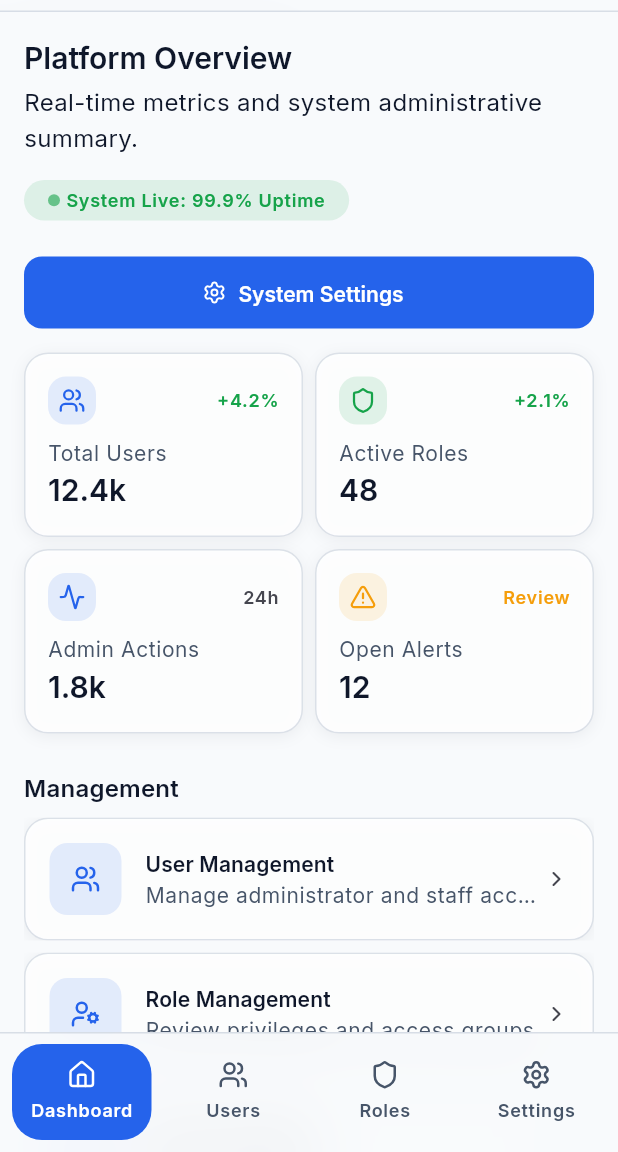
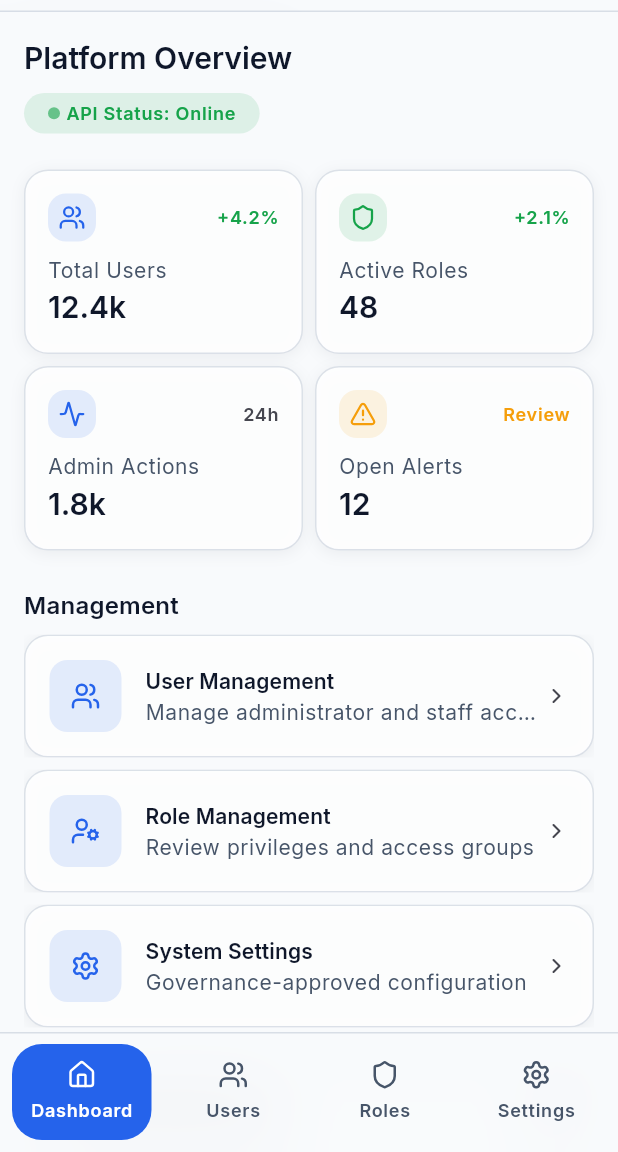
Before and after one commit to khakho3/civic_voice, a Flutter app: the screen it shows after launch, on a phone screen of 412 x 824 dp, the part 84-1236 px from its top. Run offline on Flutter 3.47's test engine with Material 3 defaults, Android fonts, the phone set to English and light mode, and no system bars; our stand-ins replace google_fonts, lucide_icons_flutter; accounts and stored records are empty.

Commit message:
feat(admin): implement confirmation dialogs for critical actions and update API status display

```diff
--- a/lib/features/admin/models/admin_dashboard_data.dart
+++ b/lib/features/admin/models/admin_dashboard_data.dart
@@ -34,12 +34,16 @@ class AdminActivityItem {
 /// Data backing ADM-001 Admin Dashboard's loaded state.
 class AdminDashboardData {
   const AdminDashboardData({
-    required this.uptimePercent,
+    required this.apiStatusOnline,
     required this.stats,
     required this.activity,
   });
 
-  final num uptimePercent;
+  /// Whether the platform API is reporting healthy. Replaces the original
+  /// uptime-percentage display ("System Live: 99.9% Uptime") — Francis's
+  /// call: the percentage was "making things look too much" for what's
+  /// meant to be a glanceable status badge, not a metric.
+  final bool apiStatusOnline;
   final AdminDashboardStats stats;
   final List<AdminActivityItem> activity;
 
@@ -48,7 +52,7 @@ class AdminDashboardData {
   /// is wired up.
   static AdminDashboardData mock() {
     return const AdminDashboardData(
-      uptimePercent: 99.9,
+      apiStatusOnline: true,
       stats: AdminDashboardStats(
         totalUsers: 12400,
         totalUsersChangePercent: 4.2,
--- a/lib/features/admin/screens/admin_dashboard_screen.dart
+++ b/lib/features/admin/screens/admin_dashboard_screen.dart
@@ -25,12 +25,21 @@ import '../widgets/admin_scaffold.dart';
 /// header's leading glyph is the CivicVoice logo mark, not a hamburger
 /// drawer trigger — see [AdminScaffold]'s own doc comment.
 ///
-/// Offline/Error/Unauthorized keep the "Platform Overview" title, subtitle,
-/// and uptime badge visible but visually de-emphasized (confirmed against
-/// the approved frames — that block noticeably lightens in contrast versus
-/// Default) while everything below it — the System Settings CTA, stat
-/// cards, Management list, and Activity Monitoring — is replaced by a
-/// single [AppStateMessage].
+/// Offline/Error/Unauthorized keep the "Platform Overview" title and API
+/// status badge visible but visually de-emphasized (confirmed against the
+/// approved frames — that block noticeably lightens in contrast versus
+/// Default) while everything below it — stat cards, Management list, and
+/// Activity Monitoring — is replaced by a single [AppStateMessage].
+///
+/// Two post-launch revisions on top of the approved frame:
+/// - The top "System Settings" CTA button was dropped — it pointed at the
+///   exact same destination as the Management row's own "System Settings"
+///   entry, one screen down, with nothing distinguishing when you'd use
+///   one over the other.
+/// - The subtitle ("Real-time metrics and system administrative
+///   summary.") was dropped, and the uptime badge ("System Live: 99.9%
+///   Uptime") was replaced with a plain API Status badge in that same
+///   spot — see [AdminDashboardData.apiStatusOnline]'s own doc comment.
 enum AdminDashboardViewState { loading, loaded, offline, error, unauthorized }
 
 class AdminDashboardScreen extends StatefulWidget {
@@ -52,10 +61,7 @@ class AdminDashboardScreen extends StatefulWidget {
   final VoidCallback? onNavigateToUsers;
   final VoidCallback? onNavigateToRoles;
 
-  /// Also the destination for the top "System Settings" CTA button — both
-  /// point at the same ADM-007 screen, so they share one callback rather
-  /// than the frame's two different icons (gear on the CTA, sliders on the
-  /// row) implying two different destinations.
+  /// Also the destination for the matching "Management" row.
   final VoidCallback? onNavigateToSettings;
 
   /// Opens ADM-006 System Activity — the spec'd destination for "View
@@ -156,13 +162,8 @@ class _DashboardBody extends StatelessWidget {
             crossAxisAlignment: CrossAxisAlignment.start,
             children: [
               Text('Platform Overview', style: textTheme.headlineSmall),
-              const SizedBox(height: 2),
-              Text(
-                'Real-time metrics and system administrative summary.',
-                style: textTheme.bodyMedium,
-              ),
-              const SizedBox(height: AppSpacing.md),
-              _UptimeBadge(uptimePercent: data.uptimePercent),
+              const SizedBox(height: AppSpacing.sm),
+              _ApiStatusBadge(online: data.apiStatusOnline),
             ],
           ),
         ),
@@ -199,7 +200,7 @@ class _DashboardBody extends StatelessWidget {
             message:
                 'The administrative dashboard service could not return '
                 'system data right now.',
-            primaryActionLabel: 'Try again',
+            primaryActionLabel: 'Retry',
             onPrimaryAction: onRetry,
             primaryActionColor: AppColors.error,
             bordered: true,
@@ -219,32 +220,33 @@ class _DashboardBody extends StatelessWidget {
   }
 }
 
-class _UptimeBadge extends StatelessWidget {
-  const _UptimeBadge({required this.uptimePercent});
+class _ApiStatusBadge extends StatelessWidget {
+  const _ApiStatusBadge({required this.online});
 
-  final num uptimePercent;
+  final bool online;
 
   @override
   Widget build(BuildContext context) {
+    final color = online ? AppColors.statusResolved : AppColors.error;
     return Container(
       padding: const EdgeInsets.symmetric(
         horizontal: AppSpacing.md,
         vertical: AppSpacing.xs,
       ),
       decoration: BoxDecoration(
-        color: AppColors.statusResolved.withValues(alpha: 0.12),
+        color: color.withValues(alpha: 0.12),
         borderRadius: AppRadius.allXl,
       ),
       child: Row(
         mainAxisSize: MainAxisSize.min,
         children: [
-          const _BreathingDot(),
+          _BreathingDot(color: color),
           const SizedBox(width: AppSpacing.xs),
           Flexible(
             child: Text(
-              'System Live: $uptimePercent% Uptime',
+              'API Status: ${online ? 'Online' : 'Offline'}',
               style: Theme.of(context).textTheme.labelMedium?.copyWith(
-                color: AppColors.statusResolved,
+                color: color,
                 fontWeight: AppFontWeight.semiBold,
               ),
               maxLines: 1,
@@ -257,12 +259,14 @@ class _UptimeBadge extends StatelessWidget {
   }
 }
 
-/// A slow, gentle opacity pulse on the "System Live" dot — reads as an
+/// A slow, gentle opacity pulse on the API status dot — reads as an
 /// ambient "this is a live status, still updating" signal rather than the
 /// loading skeleton's much faster shimmer (that one signals "content is
 /// still arriving"; this one signals "content is current and alive").
 class _BreathingDot extends StatefulWidget {
-  const _BreathingDot();
+  const _BreathingDot({required this.color});
+
+  final Color color;
 
   @override
   State<_BreathingDot> createState() => _BreathingDotState();
@@ -286,23 +290,24 @@ class _BreathingDotState extends State<_BreathingDot>
     final reduceMotion =
         MediaQuery.maybeOf(context)?.disableAnimations ?? false;
     if (reduceMotion) {
-      return const _Dot(opacity: 1);
+      return _Dot(opacity: 1, color: widget.color);
     }
     return AnimatedBuilder(
       animation: _controller,
       builder: (context, _) {
         final opacity =
             0.35 + (Curves.easeInOut.transform(_controller.value) * 0.65);
-        return _Dot(opacity: opacity);
+        return _Dot(opacity: opacity, color: widget.color);
       },
     );
   }
 }
 
 class _Dot extends StatelessWidget {
-  const _Dot({required this.opacity});
+  const _Dot({required this.opacity, required this.color});
 
   final double opacity;
+  final Color color;
 
   @override
   Widget build(BuildContext context) {
@@ -311,10 +316,7 @@ class _Dot extends StatelessWidget {
       child: Container(
         width: 8,
         height: 8,
-        decoration: const BoxDecoration(
-          color: AppColors.statusResolved,
-          shape: BoxShape.circle,
-        ),
+        decoration: BoxDecoration(color: color, shape: BoxShape.circle),
       ),
     );
   }
@@ -347,15 +349,6 @@ class _LoadedContent extends StatelessWidget {
     return Column(
       crossAxisAlignment: CrossAxisAlignment.start,
       children: [
-        SizedBox(
-          width: double.infinity,
-          child: FilledButton.icon(
-            onPressed: onNavigateToSettings,
-            icon: const Icon(AppIcons.settings, size: AppIconSize.sm),
-            label: const Text('System Settings'),
-          ),
-        ),
-        const SizedBox(height: AppSpacing.md),
         IntrinsicHeight(
           child: Row(
             crossAxisAlignment: CrossAxisAlignment.stretch,
@@ -714,12 +707,8 @@ class _LoadingSkeletonState extends State<_LoadingSkeleton>
       children: [
         block(height: 24, width: 200),
         const SizedBox(height: AppSpacing.sm),
-        block(height: 16, width: 260),
-        const SizedBox(height: AppSpacing.md),
         block(height: 32, width: 180, radius: 20),
         const SizedBox(height: AppSpacing.lg),
-        block(height: 48, radius: 12),
-        const SizedBox(height: AppSpacing.md),
         IntrinsicHeight(
           child: Row(
             crossAxisAlignment: CrossAxisAlignment.stretch,
--- a/lib/features/admin/screens/admin_user_details_screen.dart
+++ b/lib/features/admin/screens/admin_user_details_screen.dart
@@ -3,6 +3,7 @@ import 'package:flutter/material.dart';
 import '../../../core/theme/app_theme.dart';
 import '../../../models/app_role.dart';
 import '../../../widgets/app_state_message.dart';
+import '../../../widgets/confirm_dialog.dart';
 import '../models/admin_role_management_data.dart';
 import '../models/admin_user_management_data.dart';
 import '../widgets/admin_scaffold.dart';
@@ -126,7 +127,20 @@ class _AdminUserDetailsScreenState extends State<AdminUserDetailsScreen> {
     });
   }
 
-  void _save() {
+  Future<void> _save() async {
+    final roleChanged = _role != widget.user.role;
+    final confirmed = await showConfirmDialog(
+      context,
+      title: 'Save access changes?',
+      message: roleChanged
+          ? '${widget.user.name}\'s role will change to ${_role.label} '
+                'and their account status will be updated.'
+          : '${widget.user.name}\'s account status will be updated.',
+      confirmLabel: 'Save Changes',
+      destructive: roleChanged,
+    );
+    if (!confirmed || !mounted) return;
+
     final updated = widget.user.copyWith(
       role: _role,
       status: _status,
--- a/lib/features/admin/widgets/admin_scaffold.dart
+++ b/lib/features/admin/widgets/admin_scaffold.dart
@@ -90,12 +90,35 @@ class AdminScaffold extends StatelessWidget {
     this.onOpenSystemActivity,
     this.onOpenProfile,
     this.headerTitle,
+    this.hideBottomNav = false,
   });
 
   final Widget body;
-  final AdminTab selectedTab;
+
+  /// Which tab the bottom nav highlights — null shows none selected. Only
+  /// a screen that's a tab's own root, or an exclusive drill-down from
+  /// exactly one tab's own list (ADM-003 User Details, only ever reached
+  /// by tapping a row in ADM-002 User Management), passes a real value.
+  /// A screen reachable from more than one place, or from the drawer only
+  /// — ADM-006 System Activity (Dashboard's card *and* every screen's
+  /// drawer) and ADM-008 Admin Profile (drawer only) — passes null:
+  /// highlighting a tab it doesn't actually belong to would just tell the
+  /// user they're somewhere they're not.
+  final AdminTab? selectedTab;
+
+  /// Left unwired by every caller — there's no Notifications screen
+  /// anywhere in the eight-screen ADM-00x spec, matching the Ministry
+  /// Supervisor and Municipal Officer modules' own precedent of leaving
+  /// this stub for now rather than inventing a destination.
   final VoidCallback? onNotificationsTap;
   final ValueChanged<AdminTab>? onTabSelected;
+
+  /// Hides the floating bottom nav outright, same as it already hides
+  /// while the keyboard is up — for a screen mid-edit (ADM-008 Admin
+  /// Profile's own edit mode) where navigating away via the nav bar
+  /// mid-form is more likely a mistake than an intent, and where it would
+  /// otherwise sit directly on top of that screen's own sticky Save bar.
+  final bool hideBottomNav;
 
   /// Opens ADM-006 System Activity — reachable from the drawer on every
   /// screen (Dashboard's own "Activity Monitoring" card is a second,
@@ -146,7 +169,7 @@ class AdminScaffold extends StatelessWidget {
                 titleOverride: headerTitle,
               ),
             ),
-            if (!keyboardVisible)
+            if (!keyboardVisible && !hideBottomNav)
               Align(
                 alignment: Alignment.bottomCenter,
                 child: _BottomNav(
@@ -168,7 +191,7 @@ class _Header extends StatelessWidget {
     this.titleOverride,
   });
 
-  final AdminTab tab;
+  final AdminTab? tab;
   final VoidCallback? onNotificationsTap;
   final String? titleOverride;
 
@@ -212,7 +235,7 @@ class _Header extends StatelessWidget {
                           ),
                         )
                       : Text(
-                          titleOverride ?? tab.headerTitle,
+                          titleOverride ?? tab?.headerTitle ?? '',
                           style: textTheme.titleMedium,
                           maxLines: 1,
                           overflow: TextOverflow.ellipsis,
@@ -356,7 +379,7 @@ class _DrawerItem extends StatelessWidget {
 class _BottomNav extends StatelessWidget {
   const _BottomNav({required this.selected, this.onSelected});
 
-  final AdminTab selected;
+  final AdminTab? selected;
   final ValueChanged<AdminTab>? onSelected;
 
   @override
```
Also changed, not shown: lib/features/admin/screens/admin_profile_screen.dart (+78 -17 lines), lib/features/admin/screens/admin_system_activity_screen.dart (+8 -8 lines), lib/features/admin/screens/admin_system_settings_screen.dart (+14 -1 lines), lib/features/admin/screens/admin_user_management_screen.dart (+16 -2 lines), lib/widgets/confirm_dialog.dart (added, +45 -0 lines), 1 other file.
